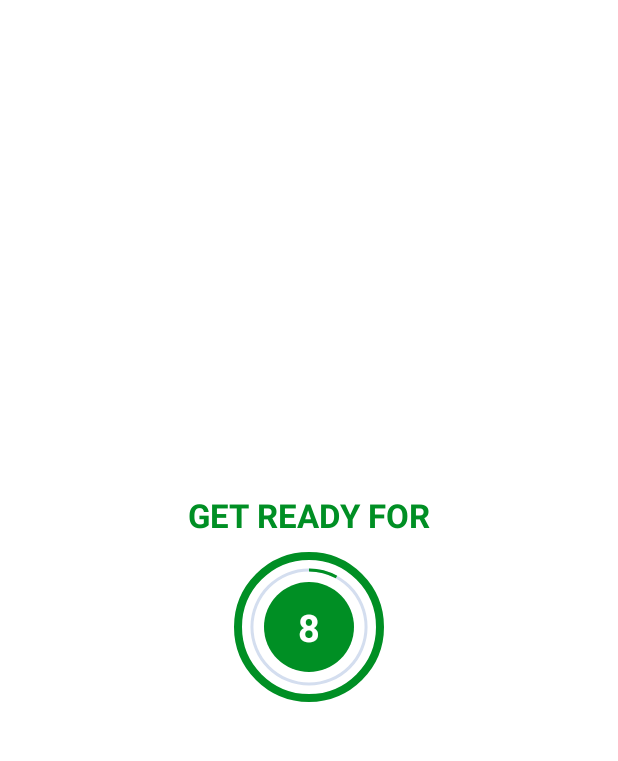
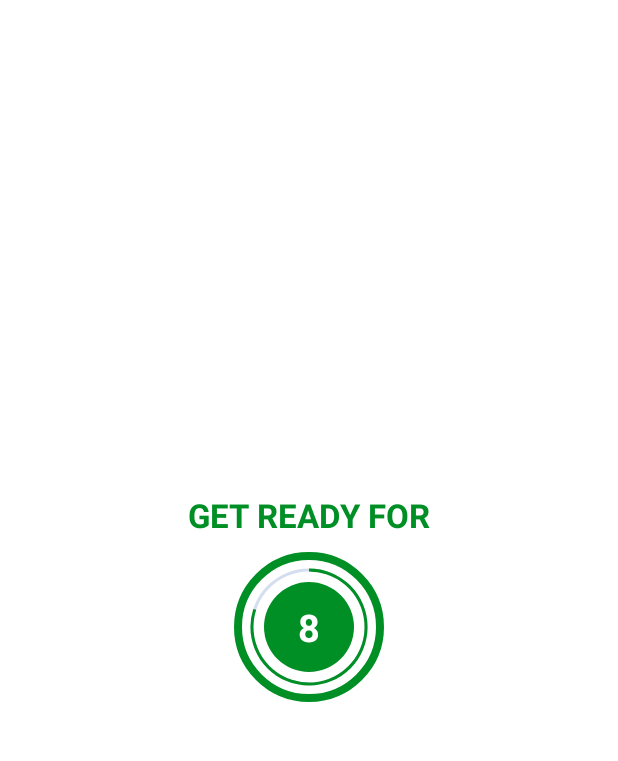
Before and after one commit to raitenshi10/AndroidStudioProject, an Android app: the ExerciseActivity screen opened directly, with no data from a screen before it, on a phone screen of 412 x 824 dp, the part 62-823 px from its top. Run offline under Robolectric (Android 15) with nearby library versions, the phone set to English and light mode, and no system bars.

Commit message:
fixing the button in ExerciseActivity

```diff
--- a/7MinsWorkout/app/src/main/res/layout/activity_exercise.xml
+++ b/7MinsWorkout/app/src/main/res/layout/activity_exercise.xml
@@ -41,12 +41,12 @@
             <ProgressBar
                 android:id="@+id/progress_bar"
                 style="?android:attr/progressBarStyleHorizontal"
-                android:layout_width="match_parent"
+                android:layout_width="100dp"
                 android:layout_height="100dp"
                 android:layout_gravity="center"
                 android:background="@drawable/circular_progress_gray"
                 android:indeterminate="false"
-                android:max="100"
+                android:max="10"
                 android:progress="100"
                 android:progressDrawable="@drawable/cirlcular_progress_bar"
                 android:rotation="-90" />
@@ -69,4 +69,59 @@
             </androidx.appcompat.widget.LinearLayoutCompat>
         </FrameLayout>
     </androidx.appcompat.widget.LinearLayoutCompat>
+
+    <androidx.appcompat.widget.LinearLayoutCompat
+        android:id="@+id/ll_exercise_view"
+        android:layout_width="match_parent"
+        android:layout_height="match_parent"
+        android:gravity="center"
+        android:layout_below="@id/toolbar_exercise"
+        android:orientation="vertical"
+        android:visibility="gone">
+
+        <androidx.appcompat.widget.AppCompatTextView
+            android:layout_width="wrap_content"
+            android:layout_height="wrap_content"
+            android:text="EXERCISE IS STARTED"
+            android:textColor="@color/colorAccent"
+            android:textSize="22sp"
+            android:textStyle="bold"/>
+
+        <FrameLayout
+            android:layout_width="100dp"
+            android:layout_height="100dp"
+            android:layout_marginTop="10dp"
+            android:background="@drawable/item_circular_color_accent_border">
+
+            <ProgressBar
+                android:id="@+id/progress_bar_exercise"
+                style="?android:attr/progressBarStyleHorizontal"
+                android:layout_width="100dp"
+                android:layout_height="100dp"
+                android:layout_gravity="center"
+                android:background="@drawable/circular_progress_gray"
+                android:indeterminate="false"
+                android:max="30"
+                android:progress="100"
+                android:progressDrawable="@drawable/cirlcular_progress_bar"
+                android:rotation="-90" />
+
+            <androidx.appcompat.widget.LinearLayoutCompat
+                android:layout_width="60dp"
+                android:layout_height="60dp"
+                android:layout_gravity="center"
+                android:gravity="center"
+                android:background="@drawable/item_circular_color_accent_background">
+
+                <androidx.appcompat.widget.AppCompatTextView
+                    android:id="@+id/tv_exercise"
+                    android:layout_width="wrap_content"
+                    android:layout_height="wrap_content"
+                    android:textColor="#FFFFFF"
+                    android:textSize="25sp"
+                    android:textStyle="bold"
+                    tools:text="10"/>
+            </androidx.appcompat.widget.LinearLayoutCompat>
+        </FrameLayout>
+    </androidx.appcompat.widget.LinearLayoutCompat>
 </RelativeLayout>
```
Also changed, not shown: 7MinsWorkout/app/src/main/java/com/example/a7minsworkout/ExerciseActivity.kt (+38 -6 lines).
